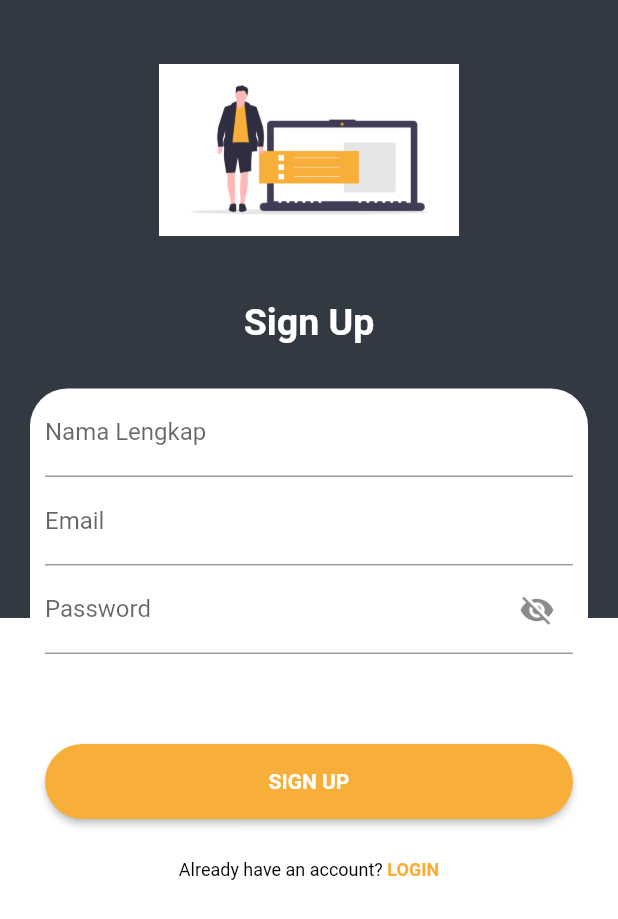
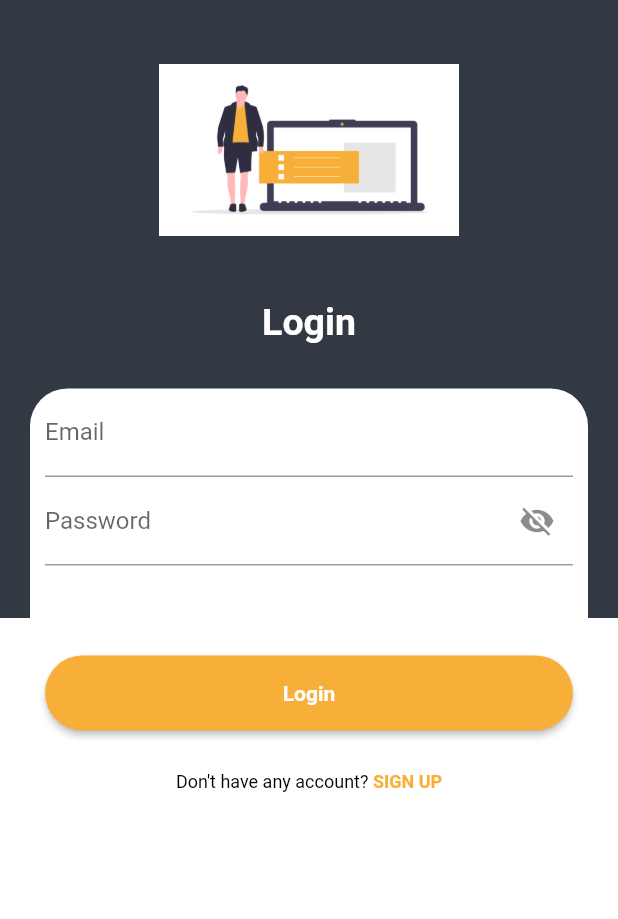
Before and after one commit to patarshn/kuliah_ZonaPelajar-Flutter, a Flutter app: the screen it shows after launch, on a phone screen of 412 x 824 dp. Shown: the top 919 px of the screen. Run offline on Flutter 3.47's test engine with Material 2 defaults, Android fonts, the phone set to English and light mode, and no system bars; our stand-ins replace dropdown_formfield, flutter_datetime_picker, simple_animations; missing offline and left inert: coba1, date_time_format.

Commit message:
Fixed route
temp route

```diff
--- a/lib/login.dart
+++ b/lib/login.dart
@@ -35,7 +35,8 @@ class _LoginState extends State<Login> {
        body: {"email": email, "password": password});
    String status = response.body;
    if (status == "1") {
-     _showDialog("Berhasil Login...");
+     //_showDialog("Berhasil Login...");
+     Navigator.of(context).pushReplacementNamed('/home');
    } else if (status == "0") {
      _showDialog("Email atau Password Anda Salah....");
    } else {
@@ -48,7 +49,7 @@ class _LoginState extends State<Login> {
               context: context,
               builder: (BuildContext context){
                 return AlertDialog(
-                  backgroundColor: Colors.deepPurple,
+                  backgroundColor: Color(0xFF323943),
                   shape: ContinuousRectangleBorder(
                     borderRadius: BorderRadius.all(Radius.circular(20))
                   ),
--- a/lib/main.dart
+++ b/lib/main.dart
@@ -2,6 +2,7 @@ import 'package:flutter/material.dart';
 import 'package:flutter/services.dart';
 
 import 'package:zonapelajar/bottom_bar.dart';
+import 'package:zonapelajar/login.dart';
 import 'package:zonapelajar/my_schedule.dart';
 import 'package:zonapelajar/my_task.dart';
 import 'package:zonapelajar/add_new.dart';
@@ -16,11 +17,12 @@ class MyApp extends StatelessWidget {
   Widget build(BuildContext context) {
     return MaterialApp(
       debugShowCheckedModeBanner: false,
-      home: Register(),
+      home: Login(),
       routes: <String, WidgetBuilder>{
       '/myschedule' : (BuildContext context) => new MySchedule(),
       '/mytask' : (BuildContext context) => new MyTask(),
       '/addnew' : (BuildContext context) => new AddNew(),
+      '/home' : (BuildContext context) => new MyHomePage(),
     },
     );
   }
--- a/lib/register.dart
+++ b/lib/register.dart
@@ -47,7 +47,7 @@ class _RegisterState extends State<Register> {
               context: context,
               builder: (BuildContext context){
                 return AlertDialog(
-                  backgroundColor: Colors.deepPurple,
+                  backgroundColor: Color(0xFF323943),
                   shape: ContinuousRectangleBorder(
                     borderRadius: BorderRadius.all(Radius.circular(20))
                   ),
@@ -60,7 +60,7 @@ class _RegisterState extends State<Register> {
                   crossAxisAlignment: CrossAxisAlignment.center,
                   mainAxisAlignment: MainAxisAlignment.center,
                   children: <Widget>[
-                    Text("Close", style: new TextStyle(color: Colors.deepPurple)),
+                    Text("Close", style: new TextStyle(color: Color(0xFF323943))),
                   ],
                 ),
                 onPressed: () {
```
